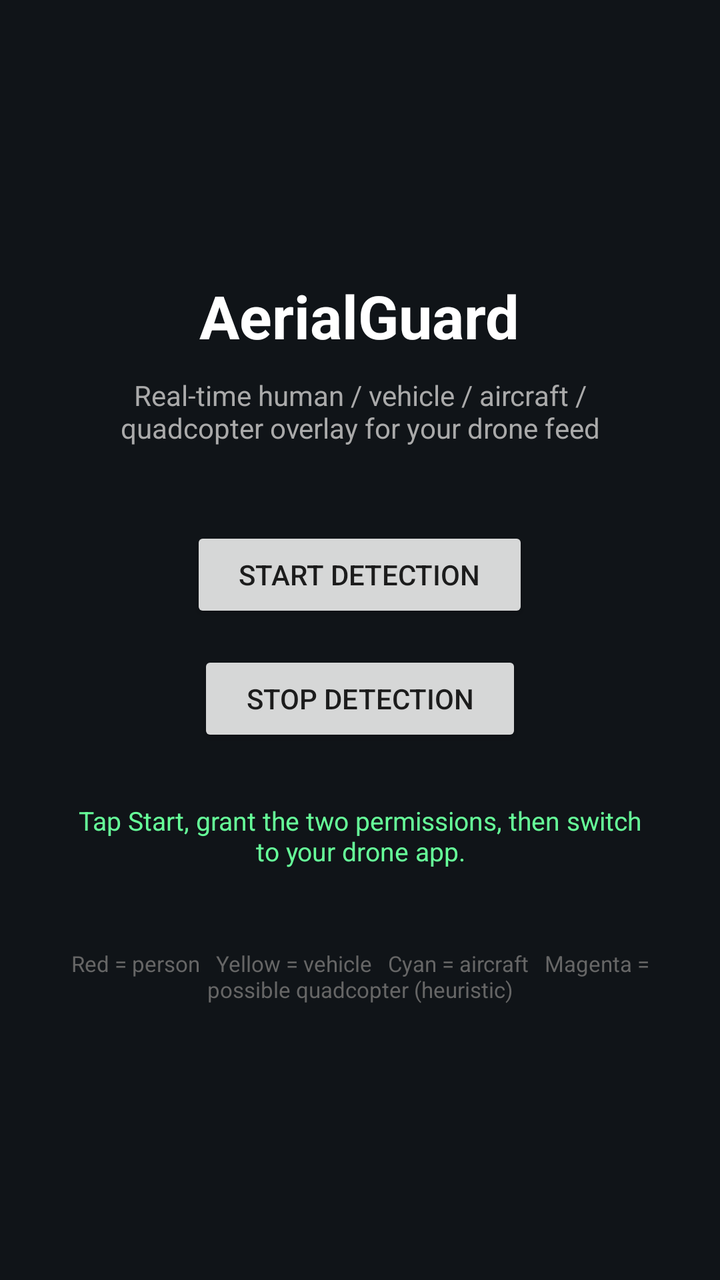
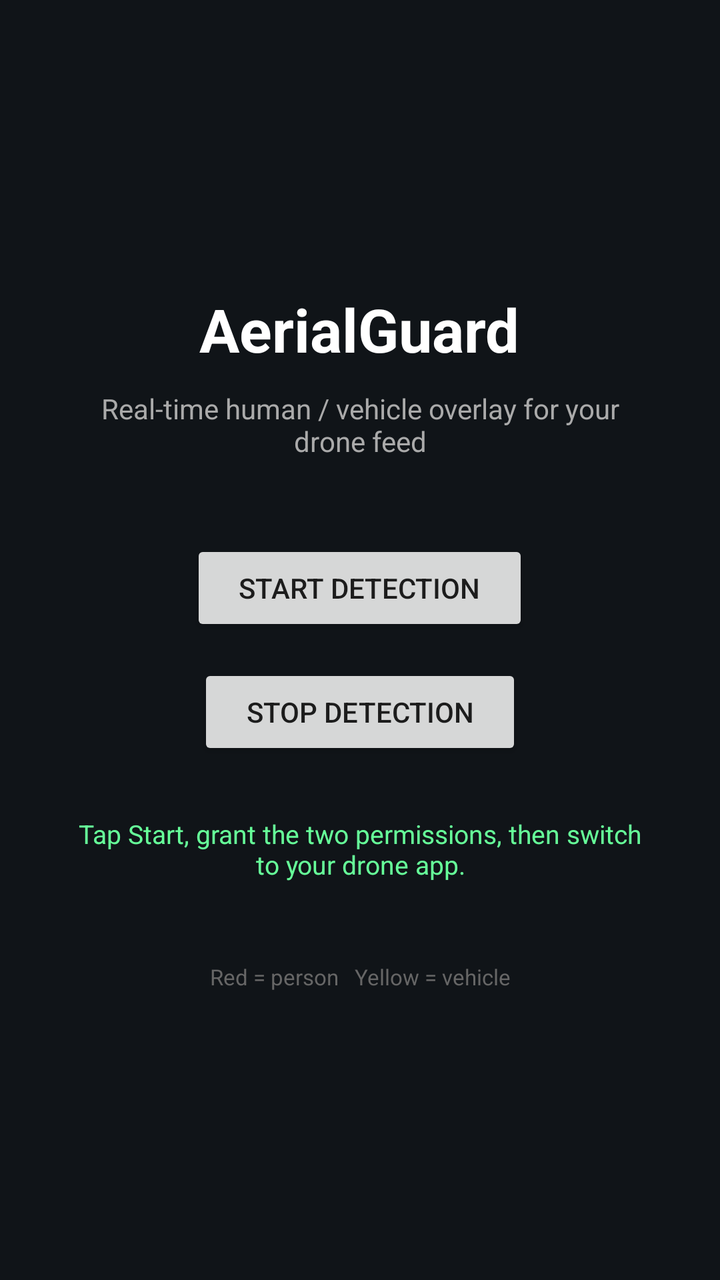

The first picture is an Android layout as it rendered before a commit; the second is the same layout after the commit. The layout source and the unified diff follow.
<!-- AndroidManifest.xml: activity theme Theme.AerialGuard -->
<!-- res/layout/activity_main.xml -->
<?xml version="1.0" encoding="utf-8"?>
<LinearLayout xmlns:android="http://schemas.android.com/apk/res/android"
      android:layout_width="match_parent"
      android:layout_height="match_parent"
      android:orientation="vertical"
      android:gravity="center"
      android:padding="32dp"
      android:background="#101418">

      <TextView
                android:layout_width="wrap_content"
                android:layout_height="wrap_content"
                android:text="AerialGuard"
                android:textColor="#FFFFFF"
                android:textSize="30sp"
                android:textStyle="bold" />

      <TextView
                android:layout_width="wrap_content"
                android:layout_height="wrap_content"
                android:layout_marginTop="10dp"
                android:gravity="center"
                android:text="Real-time human / vehicle / aircraft / quadcopter overlay for your drone feed"
                android:textColor="#AAAAAA"
                android:textSize="14sp" />

      <Button
                android:id="@+id/startButton"
                android:layout_width="wrap_content"
                android:layout_height="wrap_content"
                android:layout_marginTop="40dp"
                android:paddingLeft="24dp"
                android:paddingRight="24dp"
                android:text="Start Detection" />

      <Button
                android:id="@+id/stopButton"
                android:layout_width="wrap_content"
                android:layout_height="wrap_content"
                android:layout_marginTop="14dp"
                android:paddingLeft="24dp"
                android:paddingRight="24dp"
                android:text="Stop Detection" />

      <TextView
                android:id="@+id/statusText"
                android:layout_width="match_parent"
                android:layout_height="wrap_content"
                android:layout_marginTop="28dp"
                android:gravity="center"
                android:text="Tap Start, grant the two permissions, then switch to your drone app."
                android:textColor="#66FF99"
                android:textSize="13sp" />

      <TextView
                android:layout_width="match_parent"
                android:layout_height="wrap_content"
                android:layout_marginTop="40dp"
                android:gravity="center"
                android:text="Red = person   Yellow = vehicle   Cyan = aircraft   Magenta = possible quadcopter (heuristic)"
                android:textColor="#666666"
                android:textSize="11sp" />

</LinearLayout>
<!-- resources referenced by this layout -->
<resources>
  <style name="Theme.AerialGuard" parent="Theme.MaterialComponents.DayNight.NoActionBar">
                  <item name="android:statusBarColor">#101418</item>
                  <item name="android:windowBackground">#101418</item>
        </style>
</resources>

<!-- the commit's change to res/layout/activity_main.xml (unified diff, before → after) -->
@@ -1,64 +1,64 @@
 <?xml version="1.0" encoding="utf-8"?>
 <LinearLayout xmlns:android="http://schemas.android.com/apk/res/android"
-      android:layout_width="match_parent"
-      android:layout_height="match_parent"
-      android:orientation="vertical"
-      android:gravity="center"
-      android:padding="32dp"
-      android:background="#101418">
+          android:layout_width="match_parent"
+          android:layout_height="match_parent"
+          android:orientation="vertical"
+          android:gravity="center"
+          android:padding="32dp"
+          android:background="#101418">
 
-      <TextView
-                android:layout_width="wrap_content"
-                android:layout_height="wrap_content"
-                android:text="AerialGuard"
-                android:textColor="#FFFFFF"
-                android:textSize="30sp"
-                android:textStyle="bold" />
+          <TextView
+                        android:layout_width="wrap_content"
+                        android:layout_height="wrap_content"
+                        android:text="AerialGuard"
+                        android:textColor="#FFFFFF"
+                        android:textSize="30sp"
+                        android:textStyle="bold" />
 
-      <TextView
-                android:layout_width="wrap_content"
-                android:layout_height="wrap_content"
-                android:layout_marginTop="10dp"
-                android:gravity="center"
-                android:text="Real-time human / vehicle / aircraft / quadcopter overlay for your drone feed"
-                android:textColor="#AAAAAA"
-                android:textSize="14sp" />
+          <TextView
+                        android:layout_width="wrap_content"
+                        android:layout_height="wrap_content"
+                        android:layout_marginTop="10dp"
+                        android:gravity="center"
+                        android:text="Real-time human / vehicle overlay for your drone feed"
+                        android:textColor="#AAAAAA"
+                        android:textSize="14sp" />
 
-      <Button
-                android:id="@+id/startButton"
-                android:layout_width="wrap_content"
-                android:layout_height="wrap_content"
-                android:layout_marginTop="40dp"
-                android:paddingLeft="24dp"
-                android:paddingRight="24dp"
-                android:text="Start Detection" />
+          <Button
+                        android:id="@+id/startButton"
+                        android:layout_width="wrap_content"
+                        android:layout_height="wrap_content"
+                        android:layout_marginTop="40dp"
+                        android:paddingLeft="24dp"
+                        android:paddingRight="24dp"
+                        android:text="Start Detection" />
 
-      <Button
-                android:id="@+id/stopButton"
-                android:layout_width="wrap_content"
-                android:layout_height="wrap_content"
-                android:layout_marginTop="14dp"
-                android:paddingLeft="24dp"
-                android:paddingRight="24dp"
-                android:text="Stop Detection" />
+          <Button
+                        android:id="@+id/stopButton"
+                        android:layout_width="wrap_content"
+                        android:layout_height="wrap_content"
+                        android:layout_marginTop="14dp"
+                        android:paddingLeft="24dp"
+                        android:paddingRight="24dp"
+                        android:text="Stop Detection" />
 
-      <TextView
-                android:id="@+id/statusText"
-                android:layout_width="match_parent"
-                android:layout_height="wrap_content"
-                android:layout_marginTop="28dp"
-                android:gravity="center"
-                android:text="Tap Start, grant the two permissions, then switch to your drone app."
-                android:textColor="#66FF99"
-                android:textSize="13sp" />
+          <TextView
+                        android:id="@+id/statusText"
+                        android:layout_width="match_parent"
+                        android:layout_height="wrap_content"
+                        android:layout_marginTop="28dp"
+                        android:gravity="center"
+                        android:text="Tap Start, grant the two permissions, then switch to your drone app."
+                        android:textColor="#66FF99"
+                        android:textSize="13sp" />
 
-      <TextView
-                android:layout_width="match_parent"
-                android:layout_height="wrap_content"
-                android:layout_marginTop="40dp"
-                android:gravity="center"
-                android:text="Red = person   Yellow = vehicle   Cyan = aircraft   Magenta = possible quadcopter (heuristic)"
-                android:textColor="#666666"
-                android:textSize="11sp" />
+          <TextView
+                        android:layout_width="match_parent"
+                        android:layout_height="wrap_content"
+                        android:layout_marginTop="40dp"
+                        android:gravity="center"
+                        android:text="Red = person   Yellow = vehicle"
+                        android:textColor="#666666"
+                        android:textSize="11sp" />
 
 </LinearLayout>
